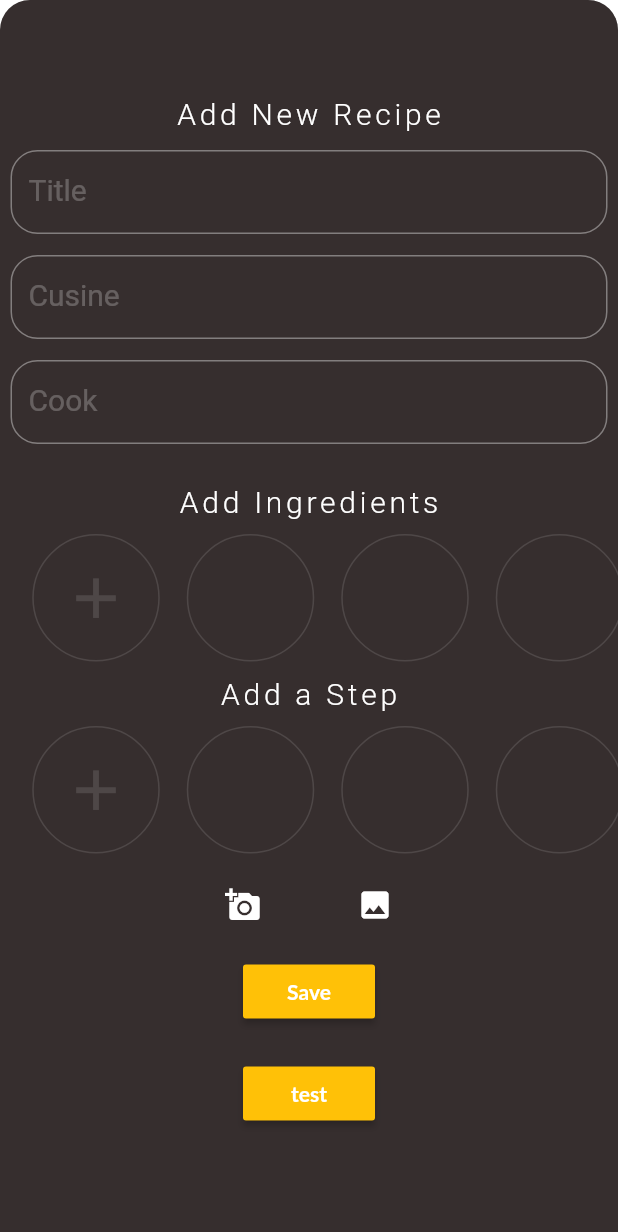
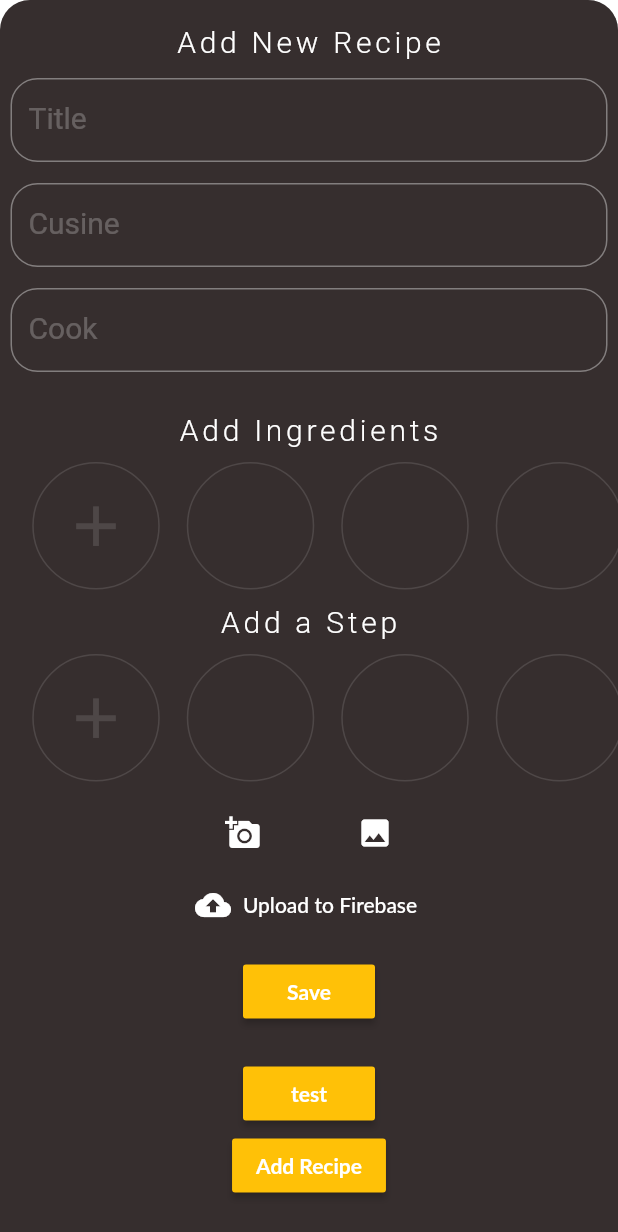
Before and after one commit to mindwall/cookie, a Flutter app: the AddRecipe screen opened by its route, on a phone screen of 412 x 824 dp. Shown: the top 1232 px of the screen. Run offline on Flutter 3.47's test engine with Material 2 defaults, Android fonts, the phone set to English and light mode, and no system bars; our stand-ins replace cloud_firestore, firebase_analytics, firebase_auth, firebase_storage, google_fonts, google_sign_in and 1 more; accounts and stored records are empty; network calls fail; Roboto replaces fonts that are missing (Lato, Satisfy).

Commit message:
daily commit

```diff
--- a/lib/localData/RecipeData.dart
+++ b/lib/localData/RecipeData.dart
@@ -47,3 +47,5 @@ void write() async {
   final Firestore _dB = Firestore.instance;
   _dB.collection('Recipes').add(tomatoBasilPasta.toJson());
 }
+
+// doc = _dB.collection('Ingredients').where('name' isEqual to tappedOn)
--- a/lib/screens/AddRecipe.dart
+++ b/lib/screens/AddRecipe.dart
@@ -1,15 +1,72 @@
 import 'package:cookie/localData/IngridientsData.dart';
 import 'package:cookie/services/services.dart';
 import 'package:cookie/shared/shared.dart';
+import 'package:firebase_storage/firebase_storage.dart';
 import 'package:flutter/material.dart';
 import 'package:google_fonts/google_fonts.dart';
 
-final TextEditingController editingController1 = TextEditingController();
-final TextEditingController editingController2 = TextEditingController();
-final TextEditingController editingController3 = TextEditingController();
+final TextEditingController title = TextEditingController();
+final TextEditingController cusine = TextEditingController();
+final TextEditingController cook = TextEditingController();
+List<Ingredient> ingredients = testIng;
+List<Steps> steps = testSteps;
+String imageUrl =
+    'https://firebasestorage.googleapis.com/v0/b/cook-ie.appspot.com/o/Omelette.jpg?alt=media&token=b99d02c0-a1c6-4c5e-b558-fbf6930c7bba';
+String uid;
+String filePath = 'images/${title.text}$uid.png';
 
-class AddRecipe extends StatelessWidget {
+class AddRecipe extends StatefulWidget {
   @override
+  _AddRecipeState createState() => _AddRecipeState();
+}
+
+class _AddRecipeState extends State<AddRecipe> {
+  @override
+  Recipe createNewRecipe() {
+    return Recipe(
+      title: title.text,
+      cusine: cusine.text,
+      cook: cook.text,
+      favorite: false,
+      uid: uid,
+      cooked: 0,
+      notes: '',
+      ingredient: ingredients,
+      steps: steps,
+      imageDB: NetworkImage(imageUrl),
+    );
+  }
+
+  void initState() {
+    super.initState();
+    fetchUser();
+  }
+
+  fetchUser() async {
+    uid = await AuthService().getUser.then((value) => value.uid);
+  }
+
+  /* final FirebaseStorage _storage =
+      FirebaseStorage(storageBucket: 'gs://cook-ie.appspot.com');
+
+  StorageUploadTask _uploadTask;
+
+  /// Starts an upload task
+  void _startUpload() {
+    /// Unique file name for the file
+
+    setState(() {
+      _uploadTask = _storage.ref().child(filePath).putFile(widget.file);
+    });
+  }
+
+  Future<String> getImageUrl() async {
+    StorageTaskSnapshot snapshot =
+        await _storage.ref().child(filePath).putFile(widget.file).onComplete;
+    final String downloadUrl = await snapshot.ref.getDownloadURL();
+    return downloadUrl;
+  } */
+
   Widget build(BuildContext context) {
     return ClipRRect(
       borderRadius: BorderRadius.only(
@@ -40,12 +97,9 @@ class AddRecipe extends StatelessWidget {
                         height: 0.1),
                   ),
                   SizedBox(height: 10),
-                  InputField(
-                      editingController: editingController1, label: 'Title'),
-                  InputField(
-                      editingController: editingController2, label: 'Cusine'),
-                  InputField(
-                      editingController: editingController3, label: 'Cook'),
+                  InputField(editingController: title, label: 'Title'),
+                  InputField(editingController: cusine, label: 'Cusine'),
+                  InputField(editingController: cook, label: 'Cook'),
                   SizedBox(height: 20),
                   Text('Add Ingredients',
                       style: GoogleFonts.josefinSlab(
@@ -67,7 +121,7 @@ class AddRecipe extends StatelessWidget {
                   //ToDo implement add step and modify ButtonsRow to accomodate
                   ButtonsRow(),
                   SizedBox(height: 10),
-                  AddImage(),
+                  AddImage(title: title.text, uid: uid),
                   MaterialButton(
                     onPressed: () {
                       Navigator.pop(context);
@@ -81,21 +135,23 @@ class AddRecipe extends StatelessWidget {
                   SizedBox(height: 20),
                   MaterialButton(
                     onPressed: () {
-                      return showDialog(
-                        context: context,
-                        builder: (context) {
-                          return AlertDialog(
-                            // Retrieve the text the user has entered by using the
-                            // TextEditingController.
-                            content: Text(editingController1.text),
-                          );
-                        },
-                      );
-
-                      /* DatabaseService().addIngredients(gemuese, 'Gemüse', 'g'); */
+                      print('added');
+                      DatabaseService().addIngredients(basics, 'Basics', '');
                     },
                     color: Colors.amber,
                     child: Text('test',
+                        style: TextStyle(
+                          fontWeight: FontWeight.w700,
+                        )),
+                  ),
+                  MaterialButton(
+                    onPressed: () {
+                      //Uploader._startUpload;
+                      createNewRecipe();
+                      DatabaseService().addRecipe(createNewRecipe());
+                    },
+                    color: Colors.amber,
+                    child: Text('Add Recipe',
                         style: TextStyle(
                           fontWeight: FontWeight.w700,
                         )),
--- a/lib/services/Models.dart
+++ b/lib/services/Models.dart
@@ -1,7 +1,8 @@
+import 'package:cloud_firestore/cloud_firestore.dart';
 import 'package:flutter/material.dart';
 
 class Recipe {
-  int id;
+  String uid;
   String title;
   String cusine;
 
@@ -10,13 +11,13 @@ class Recipe {
   List<Ingredient> ingredient;
   AssetImage image;
   NetworkImage imageDB;
-  List<Step> steps;
+  List<Steps> steps;
   String notes;
   String cook;
   int cooked;
 
   Recipe(
-      {this.id,
+      {this.uid,
       this.title,
       this.cusine,
       this.time,
@@ -34,32 +35,46 @@ class Recipe {
         title: data['name'] ?? '',
         time: data['time'] ?? '',
         cusine: data['cusine'] ?? '',
-        favorite: data['measurement'] ?? false,
+        favorite: data['favorite'] ?? false,
         cook: data['cook'] ?? '',
         cooked: data['cooked'] ?? 0,
         imageDB: NetworkImage(data['image']),
+        steps: (data['steps'] ?? []).map((v) => Steps.fromMap(v)).toList(),
         ingredient: (data['Ingredients'] ?? [])
             .map((v) => Ingredient.fromMap(v))
-            .toList);
+            .toList());
   }
   Map<String, dynamic> toJson() => {
         'title': title,
         'time': time,
         'cusine': cusine,
+        'uid': uid,
         'favorite': favorite,
         'cook': cook,
         'cooked': cooked,
-        'ingredient': ingredient.map((e) => e.toJson()).toList(),
+        'ingredients': ingredient
+            .map((e) =>
+                Firestore.instance.collection('Ingredients').document(e.name))
+            .toList(),
+        'image': imageDB.url,
       };
 }
 
-class Step {
+class Steps {
   int orderId;
   String action;
   String time;
   Ingredient ingridient;
 
-  Step({this.orderId, this.action, this.ingridient, this.time});
+  Steps({this.orderId, this.action, this.ingridient, this.time});
+  factory Steps.fromMap(Map data) {
+    return Steps(
+      orderId: data['orderId'] ?? '',
+      action: data['action'] ?? '',
+      ingridient: data['Ingredient'] ?? '',
+      time: data['time'] ?? '',
+    );
+  }
 }
 
 class Ingredient {
@@ -67,13 +82,19 @@ class Ingredient {
   String category;
   bool isEmpty = false;
   String measurement;
+  String quantity;
 
   Ingredient(
-      {this.category, this.isEmpty = false, this.name, this.measurement});
+      {this.category,
+      this.isEmpty = false,
+      this.name,
+      this.measurement,
+      this.quantity});
 
   factory Ingredient.fromMap(Map data) {
     return Ingredient(
       name: data['name'] ?? '',
+      quantity: data['quantity'] ?? '',
       category: data['category'] ?? '',
       isEmpty: data['isEmpty'] ?? false,
       measurement: data['measurement'] ?? '',
--- a/lib/services/services.dart
+++ b/lib/services/services.dart
@@ -1,3 +1,4 @@
 export 'Auth.dart';
 export 'Models.dart';
 export 'db.dart';
+export 'storage.dart';
--- a/lib/shared/AddImages.dart
+++ b/lib/shared/AddImages.dart
@@ -1,10 +1,14 @@
 import 'dart:io';
 
+import 'package:cookie/shared/shared.dart';
 import 'package:flutter/material.dart';
 
 import 'package:image_picker/image_picker.dart';
 
 class AddImage extends StatefulWidget {
+  final String title;
+  final String uid;
+  AddImage({this.title, this.uid});
   createState() => AddImageState();
 }
 
@@ -37,6 +41,7 @@ class AddImageState extends State<AddImage> {
             ),
           ],
         ),
+        Uploader(file: _image, title: widget.title, uid: widget.uid),
         _image != null
             ? Image.file(
                 _image,
--- /dev/null
+++ b/lib/shared/ImageUploader.dart
@@ -0,0 +1,93 @@
+import 'dart:io';
+
+import 'package:cookie/services/services.dart';
+import 'package:firebase_storage/firebase_storage.dart';
+import 'package:flutter/material.dart';
+
+class Uploader extends StatefulWidget {
+  final File file;
+  final String title;
+  final String uid;
+
+  Uploader({this.file, this.title, this.uid});
+  createState() => _UploaderState();
+}
+
+class _UploaderState extends State<Uploader> {
+  final FirebaseStorage _storage =
+      FirebaseStorage(storageBucket: 'gs://cook-ie.appspot.com');
+
+  StorageUploadTask _uploadTask;
+
+  /// Starts an upload task
+  void _startUpload() {
+    /// Unique file name for the file
+    String filePath = 'images/${widget.title}${widget.uid}.png';
+
+    setState(() {
+      _uploadTask = _storage.ref().child(filePath).putFile(widget.file);
+    });
+  }
+
+  Future<String> getImageUrl() async {
+    String filePath = 'images/${widget.title}${widget.uid}.png';
+    StorageTaskSnapshot snapshot =
+        await _storage.ref().child(filePath).putFile(widget.file).onComplete;
+    final String downloadUrl = await snapshot.ref.getDownloadURL();
+    return downloadUrl;
+  }
+
+  @override
+  Widget build(BuildContext context) {
+    if (_uploadTask != null) {
+      /// Manage the task state and event subscription with a StreamBuilder
+      return StreamBuilder<StorageTaskEvent>(
+          stream: _uploadTask.events,
+          builder: (_, snapshot) {
+            var event = snapshot?.data?.snapshot;
+
+            double progressPercent = event != null
+                ? event.bytesTransferred / event.totalByteCount
+                : 0;
+
+            return Column(
+              children: [
+                if (_uploadTask.isComplete)
+                  FutureBuilder<Object>(
+                      future: getImageUrl(),
+                      builder: (context, snapshot) {
+                        return Container(
+                            height: MediaQuery.of(context).size.height / 1.25,
+                            width: MediaQuery.of(context).size.width / 1.25,
+                            child: Image.network(snapshot.data.toString(),
+                                fit: BoxFit.scaleDown));
+                      }),
+
+                if (_uploadTask.isPaused)
+                  FlatButton(
+                    child: Icon(Icons.play_arrow),
+                    onPressed: _uploadTask.resume,
+                  ),
+
+                if (_uploadTask.isInProgress)
+                  FlatButton(
+                    child: Icon(Icons.pause),
+                    onPressed: _uploadTask.pause,
+                  ),
+
+                // Progress bar
+                LinearProgressIndicator(value: progressPercent),
+                Text('${(progressPercent * 100).toStringAsFixed(2)} % '),
+              ],
+            );
+          });
+    } else {
+      // Allows user to decide when to start the upload
+      return FlatButton.icon(
+        label: Text('Upload to Firebase'),
+        icon: Icon(Icons.cloud_upload),
+        onPressed: _startUpload,
+      );
+    }
+  }
+}
--- a/lib/shared/shared.dart
+++ b/lib/shared/shared.dart
@@ -5,3 +5,4 @@ export 'InputField.dart';
 export 'AddImages.dart';
 export 'FilterSearch.dart';
 export 'CoolMenu.dart';
+export 'ImageUploader.dart';
--- a/pubspec.yaml
+++ b/pubspec.yaml
@@ -33,6 +33,7 @@ dependencies:
   # For example, to use Firebase Authentication and Cloud Firestore
   firebase_auth: ^0.14.0+5
   cloud_firestore: ^0.12.9+5
+  firebase_storage: ^3.1.6
   google_sign_in: ^4.5.1
   apple_sign_in: ^0.1.0
 
```
Also changed, not shown: lib/localData/IngridientsData.dart (+24 -3 lines), lib/main.dart (+13 -7 lines), lib/services/db.dart (+15 -7 lines), lib/services/storage.dart (added, +13 -0 lines), lib/shared/FilterSearch.dart (+7 -2 lines), pubspec.lock, 1 other file.
